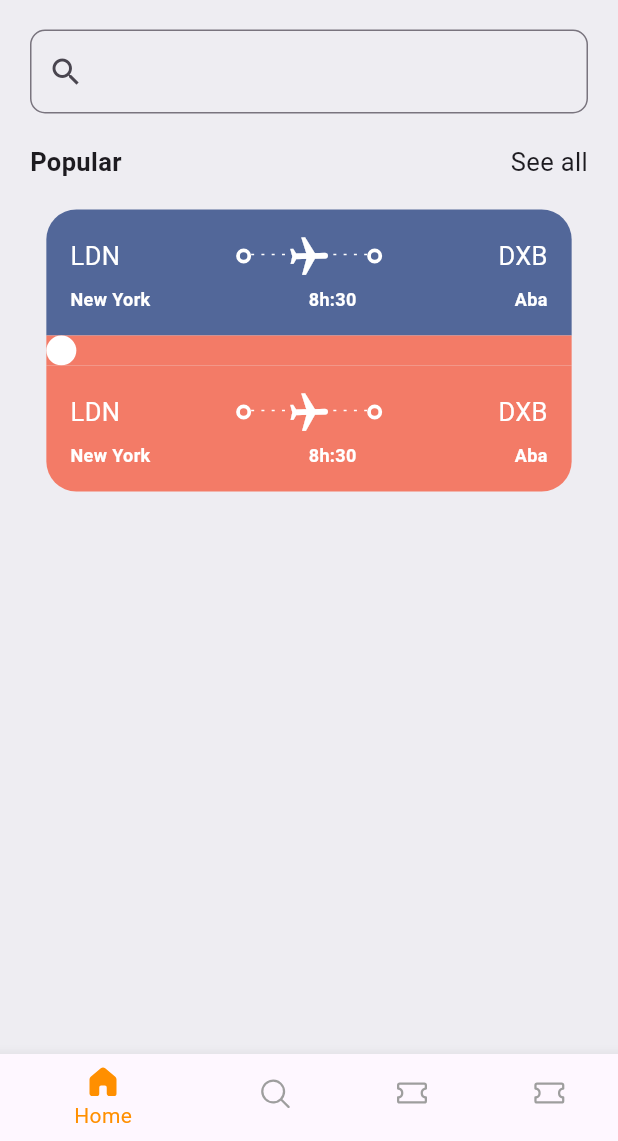
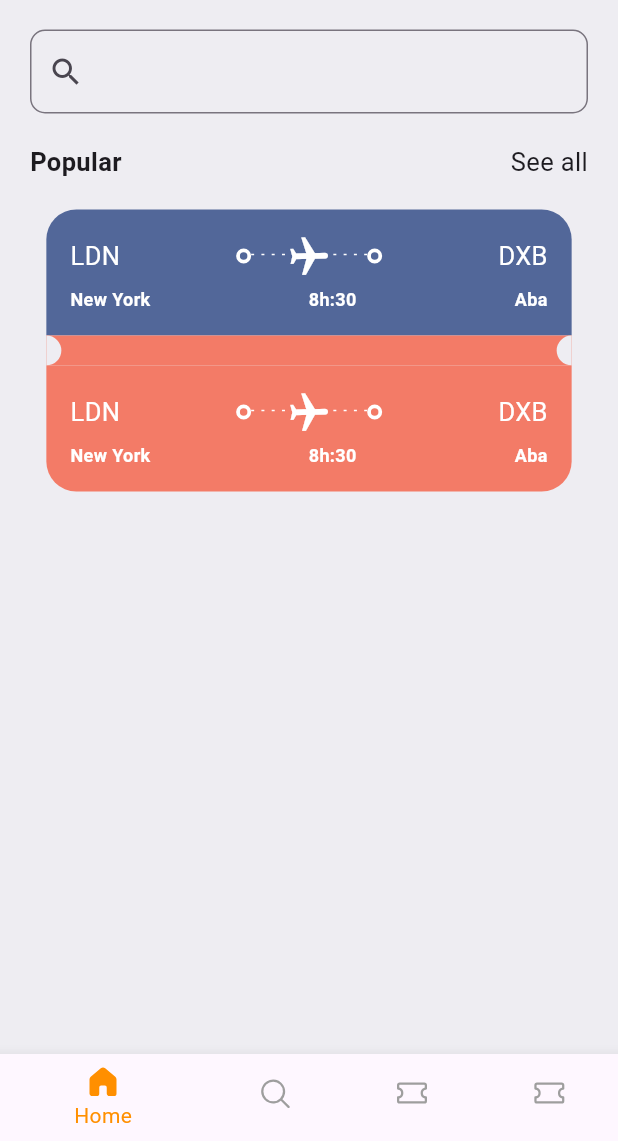
Before and after one commit to samstickkz/ticket, a Flutter app: the screen it shows after launch, on a phone screen of 412 x 824 dp, the part 95-1236 px from its top. Run offline on Flutter 3.47's test engine with Material 3 defaults, Android fonts, the phone set to English and light mode, and no system bars; our stand-ins replace fluentui_icons.

```diff
--- a/lib/main.dart
+++ b/lib/main.dart
@@ -1,7 +1,7 @@
 import 'package:flutter/material.dart';
 
 import 'ButtomNavBar.dart';
-import 'screens/homepage.dart';
+
 
 void main() {
   runApp(const MyApp());
--- a/lib/widgets/ticket_view.dart
+++ b/lib/widgets/ticket_view.dart
@@ -1,6 +1,5 @@
 import 'package:flutter/material.dart';
 import 'package:untitled2/res/styles/appstyles.dart';
-
 import 'bigdot.dart';
 import 'flight_widget.dart';
 
@@ -18,7 +17,7 @@ class TicketView extends StatelessWidget {
           Container(
             decoration: BoxDecoration(
               color: Appstyles.ticketColor,
-              borderRadius: BorderRadius.only(
+              borderRadius: const BorderRadius.only(
                   topLeft: Radius.circular(20), topRight: Radius.circular(20)),
             ),
             child: Padding(
@@ -28,7 +27,8 @@ class TicketView extends StatelessWidget {
                   Row(
                     children: [
                       Text('LDN',
-                          style: Appstyles.HeadLine3.copyWith(color: Colors.white)),
+                          style: Appstyles.HeadLine3.copyWith(
+                              color: Colors.white)),
                       Expanded(
                         child: Container(),
                       ),
@@ -53,52 +53,87 @@ class TicketView extends StatelessWidget {
                         child: Container(),
                       ),
                       Text('DXB',
-                          style: Appstyles.HeadLine3.copyWith(color: Colors.white)),
+                          style: Appstyles.HeadLine3.copyWith(
+                              color: Colors.white)),
                     ],
                   ),
-                  SizedBox(height: 5,),
+                  const SizedBox(
+                    height: 5,
+                  ),
                   Row(
                     children: [
                       Text('New York',
-                          style: Appstyles.HeadLine3.copyWith(color: Colors.white, fontSize: 12, fontWeight: FontWeight.bold)),
+                          style: Appstyles.HeadLine3.copyWith(
+                              color: Colors.white,
+                              fontSize: 12,
+                              fontWeight: FontWeight.bold)),
                       Expanded(
                         child: Container(),
                       ),
                       Text(
                         '8h:30',
-                        style: Appstyles.HeadLine3.copyWith(color: Colors.white, fontSize: 12, fontWeight: FontWeight.bold),
+                        style: Appstyles.HeadLine3.copyWith(
+                            color: Colors.white,
+                            fontSize: 12,
+                            fontWeight: FontWeight.bold),
                       ),
                       Expanded(
                         child: Container(),
                       ),
                       Text('Aba',
-                          style: Appstyles.HeadLine3.copyWith(color: Colors.white,fontSize: 12, fontWeight: FontWeight.bold)),
+                          style: Appstyles.HeadLine3.copyWith(
+                              color: Colors.white,
+                              fontSize: 12,
+                              fontWeight: FontWeight.bold)),
                     ],
                   ),
                 ],
               ),
             ),
           ),
+
+          //middle of the ticket
           Container(
-
-          color: Appstyles.ticketColor2,
-
-          child: Row(
-            children: [
-              SizedBox(width: 20,height: 20, child: DecoratedBox(decoration:  BoxDecoration(
-                color: Colors.white,
-                borderRadius: BorderRadius.circular(20),
-              ),
-
-              ),),
-            ],
-          ),),
-
+            color: Appstyles.ticketColor2,
+            child: Row(
+              children: [
+                SizedBox(
+                  width: 10,
+                  height: 20,
+                  child: DecoratedBox(
+                    decoration: BoxDecoration(
+                      color: Appstyles.bgColor,
+                      borderRadius: const BorderRadius.only(
+                          topRight: Radius.circular(10),
+                          bottomRight: Radius.circular(10)),
+                    ),
+                  ),
+                ),
+                Expanded(
+                  child: Container(),
+                ),
+                SizedBox(
+                  width: 10,
+                  height: 20,
+                  child: DecoratedBox(
+                    decoration: BoxDecoration(
+                      color: Appstyles.bgColor,
+                      borderRadius: const BorderRadius.only(
+                          topLeft: Radius.circular(10),
+                          bottomLeft: Radius.circular(10)),
+                    ),
+                  ),
+                ),
+              ],
+            ),
+          ),
+// middle of ticket ends here
           Container(
             decoration: BoxDecoration(
               color: Appstyles.ticketColor2,
               borderRadius: const BorderRadius.only(
-                  bottomRight: Radius.circular(20), bottomLeft: Radius.circular(20)),
+                  bottomRight: Radius.circular(20),
+                  bottomLeft: Radius.circular(20)),
             ),
             child: Padding(
               padding: const EdgeInsets.all(16.0),
@@ -107,7 +142,8 @@ class TicketView extends StatelessWidget {
                   Row(
                     children: [
                       Text('LDN',
-                          style: Appstyles.HeadLine3.copyWith(color: Colors.white)),
+                          style: Appstyles.HeadLine3.copyWith(
+                              color: Colors.white)),
                       Expanded(
                         child: Container(),
                       ),
@@ -132,26 +168,38 @@ class TicketView extends StatelessWidget {
                         child: Container(),
                       ),
                       Text('DXB',
-                          style: Appstyles.HeadLine3.copyWith(color: Colors.white)),
+                          style: Appstyles.HeadLine3.copyWith(
+                              color: Colors.white)),
                     ],
                   ),
-                  SizedBox(height: 5,),
+                  const SizedBox(
+                    height: 5,
+                  ),
                   Row(
                     children: [
                       Text('New York',
-                          style: Appstyles.HeadLine3.copyWith(color: Colors.white, fontSize: 12, fontWeight: FontWeight.bold)),
+                          style: Appstyles.HeadLine3.copyWith(
+                              color: Colors.white,
+                              fontSize: 12,
+                              fontWeight: FontWeight.bold)),
                       Expanded(
                         child: Container(),
                       ),
                       Text(
                         '8h:30',
-                        style: Appstyles.HeadLine3.copyWith(color: Colors.white, fontSize: 12, fontWeight: FontWeight.bold),
+                        style: Appstyles.HeadLine3.copyWith(
+                            color: Colors.white,
+                            fontSize: 12,
+                            fontWeight: FontWeight.bold),
                       ),
                       Expanded(
                         child: Container(),
                       ),
                       Text('Aba',
-                          style: Appstyles.HeadLine3.copyWith(color: Colors.white,fontSize: 12, fontWeight: FontWeight.bold)),
+                          style: Appstyles.HeadLine3.copyWith(
+                              color: Colors.white,
+                              fontSize: 12,
+                              fontWeight: FontWeight.bold)),
                     ],
                   ),
                 ],
```
